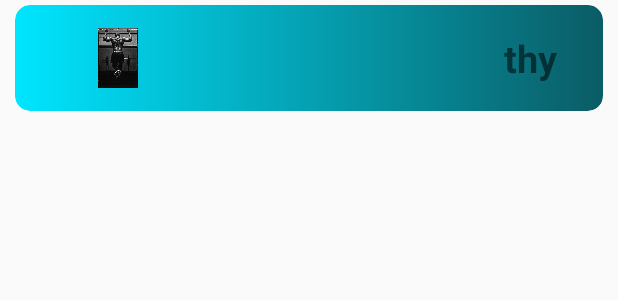
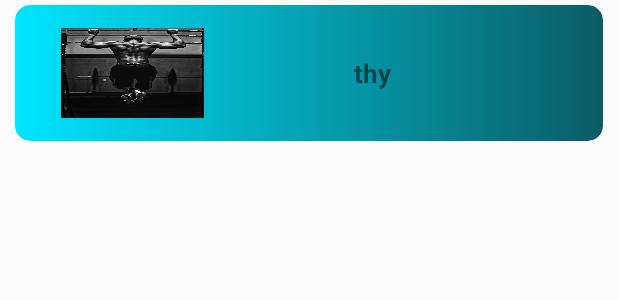
Before and after one commit to nasar700/Transformationapp, an Android app: the layout activity_list_view_workout.xml on its own in the app's theme, with its tools: preview values and no code run, on a phone screen of 412 x 824 dp. Shown: the top 300 px of the screen. Run offline under Robolectric (Android 15) with nearby library versions, the phone set to English and light mode, and no system bars.

Commit message:
create app code

```diff
--- /dev/null
+++ b/app/src/main/res/drawable/ic_baseline_arrow_back_ios_24.xml
@@ -0,0 +1,5 @@
+<vector android:height="24dp" android:tint="#FAFFF8"
+    android:viewportHeight="24" android:viewportWidth="24"
+    android:width="24dp" xmlns:android="http://schemas.android.com/apk/res/android">
+    <path android:fillColor="@android:color/white" android:pathData="M11.67,3.87L9.9,2.1 0,12l9.9,9.9 1.77,-1.77L3.54,12z"/>
+</vector>
--- a/app/src/main/res/layout/activity_list_view_workout.xml
+++ b/app/src/main/res/layout/activity_list_view_workout.xml
@@ -17,37 +17,33 @@
         android:layout_centerInParent="true"
         >
 
-        <RelativeLayout
+        <LinearLayout
             android:id="@+id/rl_row_workout"
             android:layout_width="match_parent"
-            android:layout_height="wrap_content"
+            android:layout_height="match_parent"
             android:background="@drawable/daybutton"
             android:gravity="center_vertical"
             android:padding="15dp"
             >
+
             <ImageView
                 android:id="@+id/img_workout"
-                android:layout_width="75dp"
-                android:layout_height="40dp"
+                android:layout_width="95dp"
+                android:layout_height="60dp"
+                android:layout_centerVertical="true"
                 android:layout_marginLeft="15dp"
-                android:layout_centerVertical="true"
-                android:src="@drawable/fitnesspic"/>
+                android:scaleType="fitXY"
+                android:src="@drawable/fitnesspic" />
 
             <TextView
                 android:id="@+id/text_workout"
                 android:layout_width="wrap_content"
-                android:layout_marginLeft="20dp"
-                android:textStyle="bold"
-                android:textSize="25sp"
+                android:layout_height="wrap_content"
+                android:layout_marginLeft="100dp"
                 android:gravity="right"
-                android:layout_alignParentRight="true"
-                android:layout_marginRight="15dp"
-                android:layout_centerVertical="true"
-                android:layout_height="wrap_content"
-                android:text="thy" />
-
-
-
-        </RelativeLayout>
+                android:text="thy"
+                android:textSize="17sp"
+                android:textStyle="bold"/>
+        </LinearLayout>
     </androidx.cardview.widget.CardView>
 </RelativeLayout>
--- a/app/src/main/res/layout/activity_work_list.xml
+++ b/app/src/main/res/layout/activity_work_list.xml
@@ -6,13 +6,12 @@
     android:layout_height="match_parent">
 
 
-    <androidx.appcompat.widget.Toolbar
+        <androidx.appcompat.widget.Toolbar
+        android:id="@+id/tool_bar"
         android:layout_width="match_parent"
         android:layout_height="wrap_content"
         app:titleTextColor="#ffff"
         app:title="WORK OUT"
-        android:padding="15dp"
-        android:background="#1C1C32"
         android:elevation="4dp"/>
 
     <LinearLayout
--- a/app/src/main/res/layout/next_page.xml
+++ b/app/src/main/res/layout/next_page.xml
@@ -8,7 +8,6 @@
     tools:context=".frontpagesapp.NextPage">
 
     <androidx.appcompat.widget.Toolbar
-        android:id="@+id/my_tool_bar"
         app:title="INSTRUCTION"
         android:padding="15dp"
         app:titleTextColor="#ffff"
--- a/app/src/main/res/values/strings.xml
+++ b/app/src/main/res/values/strings.xml
@@ -1,5 +1,6 @@
 <resources>
     <string name="app_name">fitness app</string>
     <string name="banner_ad_unit_id">ca-app-pub-3940256099942544/6300978111</string>
-    <string name="interstitial_full_screen">ca-app-pub-0664570763252260/1769900428</string>
+    <string name="interstitial_full_screen">ca-app-pub-0664570763252260/1769900429</string>
+    <string name="interstitial_full_screen_ads">ca-app-pub-0664570763252260/1769900428</string>
 </resources>
--- a/app/src/main/res/values/styles.xml
+++ b/app/src/main/res/values/styles.xml
@@ -8,6 +8,7 @@
         <item name="windowActionBar">false</item>
         <item name="windowNoTitle">true</item>
         <item name="android:windowFullscreen">true</item>
+        <item name="android:homeAsUpIndicator">@drawable/ic_baseline_arrow_back_ios_24</item>
     </style>
 
 </resources>
```
Also changed, not shown: app/src/main/java/com/example/fitnessapp/APIClient.java (+12 -0 lines), app/src/main/java/com/example/fitnessapp/MainPageActivity.java (+27 -4 lines), app/src/main/java/com/example/fitnessapp/dayone/DayOneActivityList.java (+56 -7 lines), app/src/main/java/com/example/fitnessapp/dayone/WorkOutOne0.java (+66 -2 lines), app/src/main/java/com/example/fitnessapp/fitnessData/APIInterface.java (+7 -2 lines), app/src/main/java/com/example/fitnessapp/frontpagesapp/NextPage.java (+3 -10 lines), app/src/main/res/layout/activity_main_page.xml (+21 -2 lines), app/src/main/res/layout/activity_work_out_one.xml (+39 -15 lines), 3 other files.
